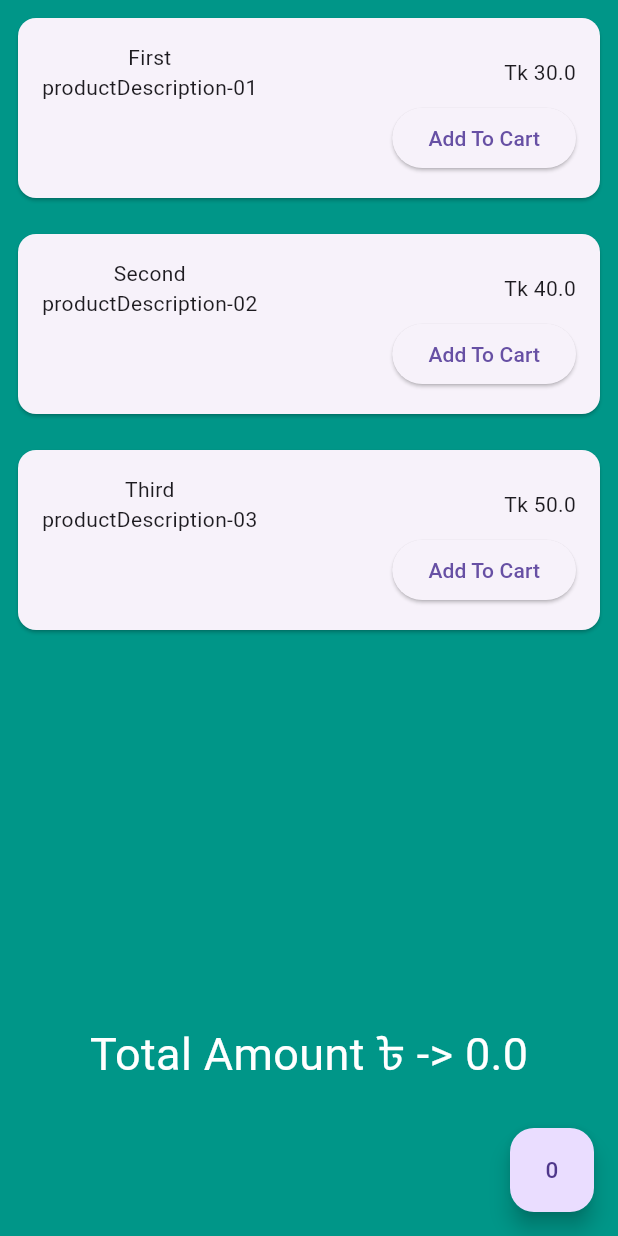
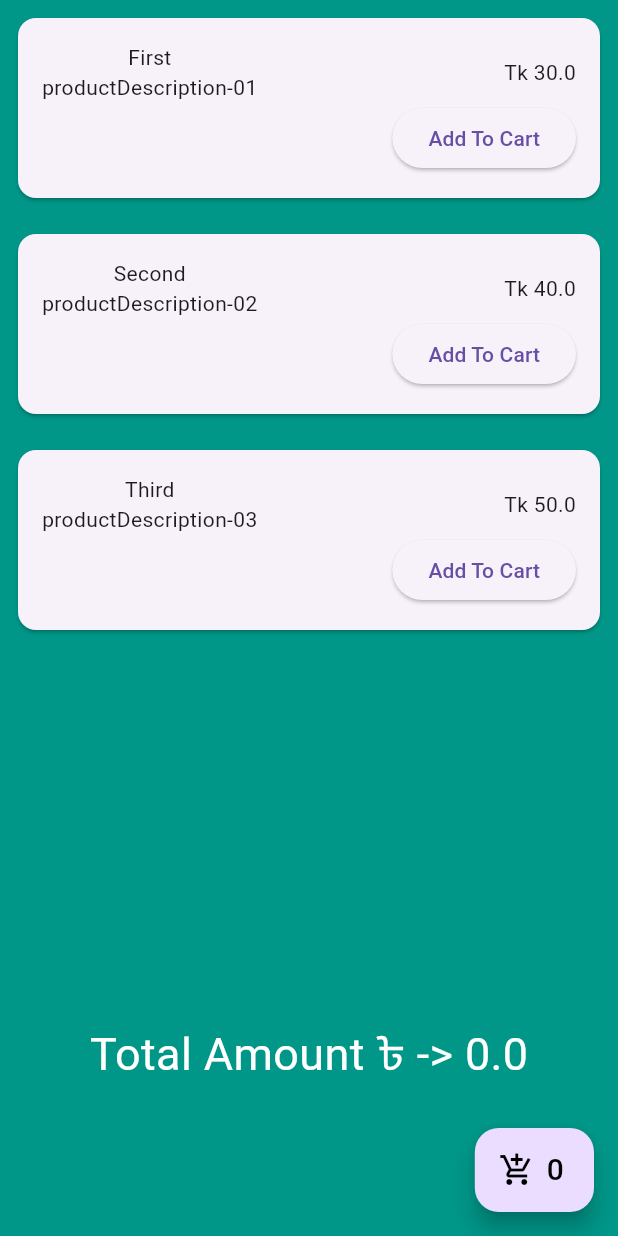
Before and after one commit to Nurujjaman329/ecommerce_demo-getx-, a Flutter app: the screen it shows after launch, on a phone screen of 412 x 824 dp. Run offline on Flutter 3.47's test engine with Material 3 defaults, Android fonts, the phone set to English and light mode, and no system bars; our stand-ins replace get.

Commit message:
final submit

```diff
--- a/ecommerce_demo_getx/lib/views/shopping_page.dart
+++ b/ecommerce_demo_getx/lib/views/shopping_page.dart
@@ -11,17 +11,33 @@ class ShoppingPage extends StatelessWidget {
   Widget build(BuildContext context) {
     return Scaffold(
       backgroundColor: Colors.teal,
-      floatingActionButton: FloatingActionButton(
+      floatingActionButton: FloatingActionButton.extended(
         onPressed: () {},
-        child: GetX<CartController>(builder: (controller) {
+        icon: Icon(
+          Icons.add_shopping_cart_outlined,
+          color: Colors.black,
+        ),
+        label: GetX<CartController>(builder: (controller) {
           return Text(
             "${controller.count}",
             style: TextStyle(
-              fontSize: 15,
+              fontSize: 20,
+              color: Colors.black,
             ),
           );
         }),
       ),
+      //FloatingActionButton(
+      //  onPressed: () {},
+      //  child: GetX<CartController>(builder: (controller) {
+      //    return Text(
+      //      "${controller.count}",
+      //      style: TextStyle(
+      //        fontSize: 15,
+      //      ),
+      //    );
+      //  }),
+      //),
       body: SafeArea(
         child: Column(
           children: [
```
